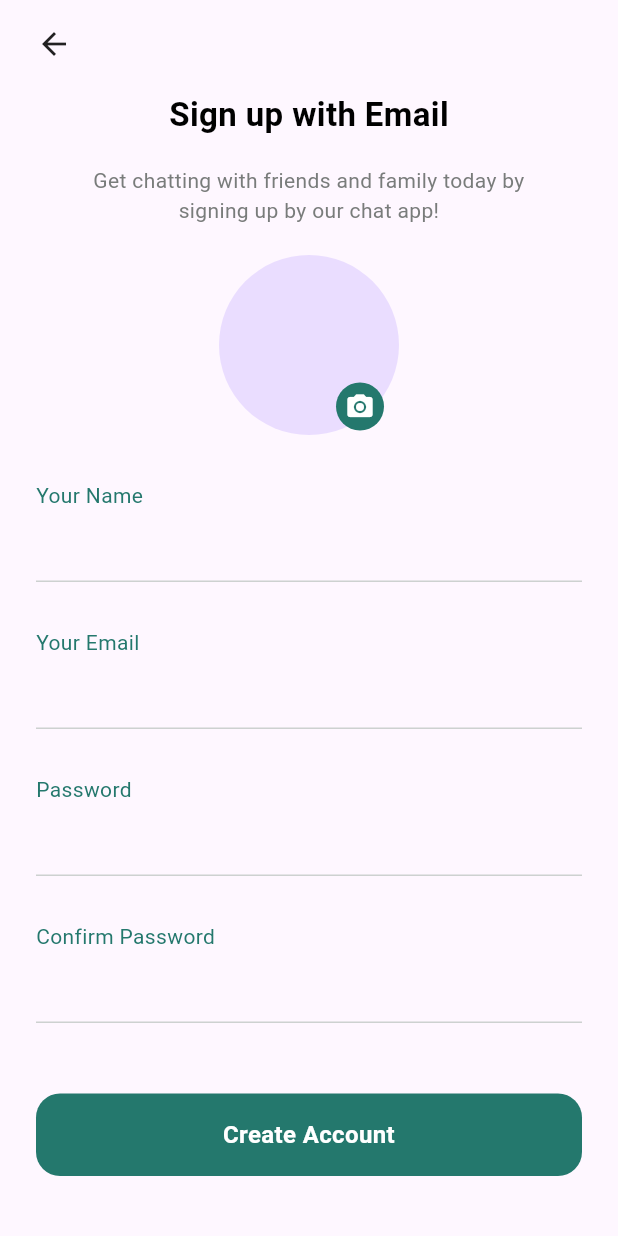
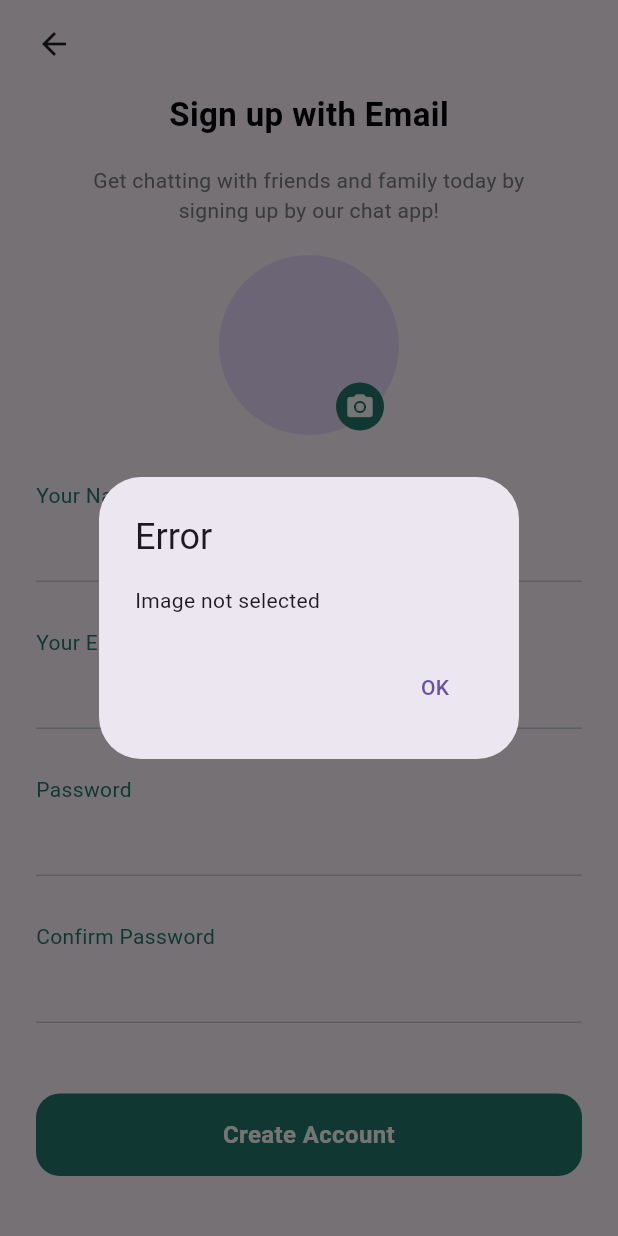
Before and after one commit to Ahmad-code916/chat_app, a Flutter app: the SignupScreen screen opened directly, after a tap on the "camera alt" icon, on a phone screen of 412 x 824 dp. Run offline on Flutter 3.47's test engine with Material 3 defaults, Android fonts, the phone set to English and light mode, and no system bars; our stand-ins replace adaptive_dialog, cloud_firestore, firebase_auth, firebase_core, firebase_storage, flutter_svg and 2 more; accounts and stored records are empty; project files that could hold a hidden picture were left out.

Commit message:
User Image Upload

```diff
--- a/lib/screens/login_screen/login_screen_controller.dart
+++ b/lib/screens/login_screen/login_screen_controller.dart
@@ -2,9 +2,12 @@ import 'package:adaptive_dialog/adaptive_dialog.dart';
 import 'package:cloud_firestore/cloud_firestore.dart';
 import 'package:firebase_auth/firebase_auth.dart';
 import 'package:flutter/material.dart';
+import 'package:flutter_app/models/user_model.dart';
 import 'package:flutter_app/screens/forgot_password_screen/forgot_password_screen.dart';
 import 'package:flutter_app/screens/home_screen/home_screen.dart';
+import 'package:flutter_app/screens/login_screen/login_screen.dart';
 import 'package:flutter_app/utilities/app_colors.dart';
+import 'package:flutter_app/utilities/user_base_conroller.dart';
 import 'package:get/get.dart';
 
 class LoginScreenController extends GetxController {
--- a/lib/screens/signup_screen/signup_screen.dart
+++ b/lib/screens/signup_screen/signup_screen.dart
@@ -17,7 +17,8 @@ class SignupScreen extends StatelessWidget {
         child: Scaffold(
       body: Padding(
         padding: const EdgeInsets.only(top: 17, left: 24, right: 24),
-        child: Column(
+        child: GetBuilder<SignUpScreenController>(builder: (context) {
+          return Column(
             children: [
               Expanded(
                 child: SingleChildScrollView(
@@ -57,14 +58,19 @@ class SignupScreen extends StatelessWidget {
                         alignment: Alignment.center,
                         child: Stack(
                           children: [
-                          const CircleAvatar(
+                            CircleAvatar(
                               radius: 60,
+                              backgroundImage: controller.image != null
+                                  ? FileImage(controller.image!)
+                                  : null,
                             ),
                             Positioned(
                               right: 10,
                               bottom: 3,
                               child: GestureDetector(
-                              onTap: () {},
+                                onTap: () {
+                                  controller.pickImage();
+                                },
                                 child: Container(
                                   decoration: BoxDecoration(
                                       shape: BoxShape.circle,
@@ -163,7 +169,8 @@ class SignupScreen extends StatelessWidget {
               }),
               const SizedBox(height: 40),
             ],
-        ),
+          );
+        }),
       ),
     ));
   }
--- a/lib/screens/signup_screen/signup_screen_controller.dart
+++ b/lib/screens/signup_screen/signup_screen_controller.dart
@@ -1,10 +1,15 @@
+import 'dart:io';
+import 'dart:math';
+
 import 'package:adaptive_dialog/adaptive_dialog.dart';
 import 'package:cloud_firestore/cloud_firestore.dart';
 import 'package:firebase_auth/firebase_auth.dart';
+import 'package:firebase_storage/firebase_storage.dart';
 import 'package:flutter/cupertino.dart';
 import 'package:flutter_app/models/user_model.dart';
 import 'package:flutter_app/screens/login_screen/login_screen.dart';
 import 'package:get/get.dart';
+import 'package:image_picker/image_picker.dart';
 
 class SignUpScreenController extends GetxController {
   final TextEditingController emailController = TextEditingController();
@@ -17,7 +22,46 @@ class SignUpScreenController extends GetxController {
   final FirebaseAuth firebaseAuth = FirebaseAuth.instance;
   final FirebaseFirestore fireStore = FirebaseFirestore.instance;
 
+  File? image;
+
+  void pickImage() async {
+    try {
+      final imagePicker = ImagePicker();
+      final pickedImage =
+          await imagePicker.pickImage(source: ImageSource.gallery);
+      if (pickedImage != null) {
+        image = File(pickedImage.path);
+        update();
+      } else {
+        showOkAlertDialog(
+            context: Get.context!,
+            title: 'Error',
+            message: 'Image not selected');
+      }
+    } catch (e) {
+      showOkAlertDialog(
+          context: Get.context!, title: 'Error', message: e.toString());
+    }
+  }
+
+  Future<String?> uploadImage() async {
+    if (image == null) return null;
+    try {
+      String fileName =
+          "new_app_user_image/${FirebaseAuth.instance.currentUser?.uid ?? ""}.jpg";
+      final ref = FirebaseStorage.instance.ref(fileName);
+      final uploadTask = await ref.putFile(image!);
+      final downloadUrl = await uploadTask.ref.getDownloadURL();
+      return downloadUrl;
+    } catch (e) {
+      showOkAlertDialog(
+          context: Get.context!, title: 'Error', message: e.toString());
+      return null;
+    }
+  }
+
   void signUp() async {
+    final imageUrl = await uploadImage();
     if (nameController.text.isEmpty) {
       showOkAlertDialog(
           context: Get.context!,
@@ -38,6 +82,11 @@ class SignUpScreenController extends GetxController {
           context: Get.context!,
           title: 'Error',
           message: 'Please enter your confirm password');
+    } else if (image == null) {
+      showOkAlertDialog(
+          context: Get.context!,
+          title: 'Error',
+          message: 'Please select your image');
     } else {
       try {
         isLoading = true;
@@ -48,7 +97,8 @@ class SignUpScreenController extends GetxController {
         final userModel = UserModel(
             uid: userCredential.user?.uid ?? "",
             name: nameController.text,
-            email: emailController.text);
+            email: emailController.text,
+            image: imageUrl);
         await fireStore
             .collection(UserModel.tableName)
             .doc(userModel.uid)
```
Also changed, not shown: lib/utilities/user_base_conroller.dart (+16 -0 lines), 1 other file. Lines whose indentation alone changed are shown as unchanged.
